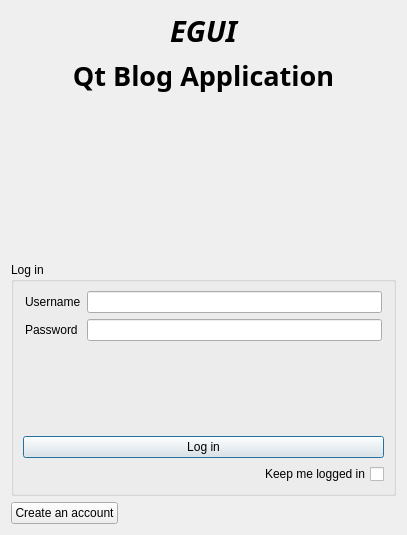
Kliszek/Qt-Blog-Application, file logindialog.ui: the form before one commit.
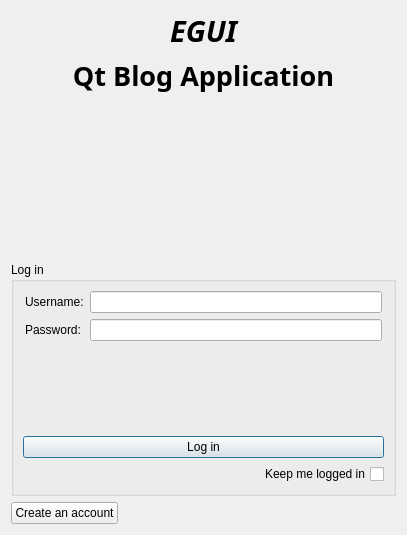
The form after the commit.

Diff of the .ui file:
```diff
--- a/logindialog.ui
+++ b/logindialog.ui
@@ -88,7 +88,7 @@
         <item row="0" column="0">
          <widget class="QLabel" name="label">
           <property name="text">
-           <string>Username</string>
+           <string>Username:</string>
           </property>
          </widget>
         </item>
@@ -98,7 +98,7 @@
         <item row="1" column="0">
          <widget class="QLabel" name="label_2">
           <property name="text">
-           <string>Password</string>
+           <string>Password:</string>
           </property>
          </widget>
         </item>
```
